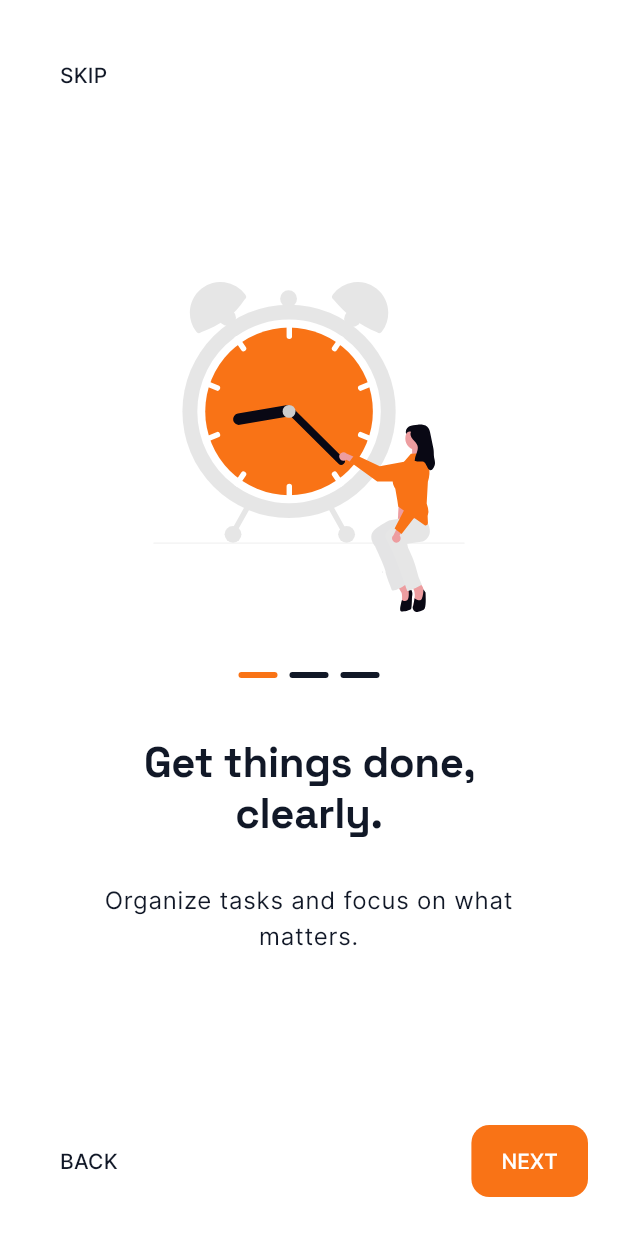
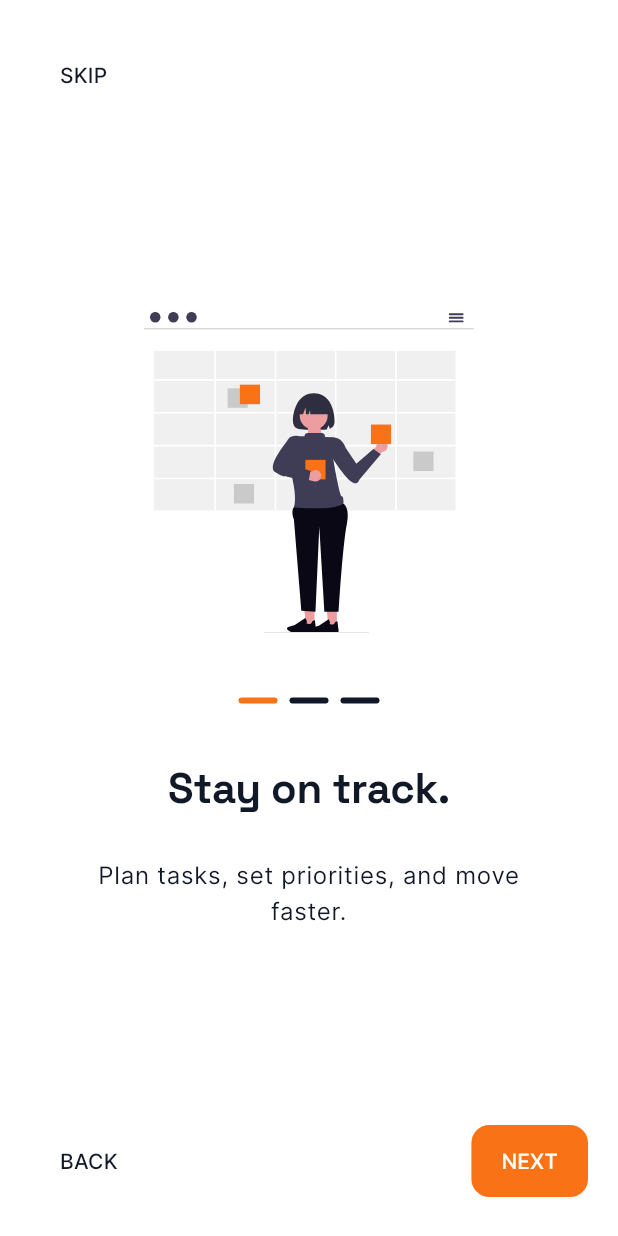
Before and after one commit to timi-okediya/nublr_do, a Flutter app: the screen it shows after launch, on a phone screen of 412 x 824 dp. Run offline on Flutter 3.47's test engine with Material 3 defaults, Android fonts, the phone set to English and light mode, and no system bars; our stand-ins replace flutter_svg.

Commit message:
feat: onboarding two

```diff
--- /dev/null
+++ b/lib/features/onboarding/screens/onboarding_two.dart
@@ -0,0 +1,18 @@
+import 'package:flutter/material.dart';
+import 'package:nublr_do/features/onboarding/widgets/onboarding_widget.dart';
+
+class OnboardingTwo extends StatelessWidget {
+  const OnboardingTwo({super.key});
+  @override
+  Widget build(BuildContext context) {
+    String title = 'Stay on track.';
+    String description = 'Plan tasks, set priorities, and move faster.';
+    String imgLink = 'assets/onboarding/daily_routine.svg';
+
+    return OnboardingWidget(
+      title: title,
+      description: description,
+      imgLink: imgLink,
+    );
+  }
+}
--- a/lib/main.dart
+++ b/lib/main.dart
@@ -1,6 +1,7 @@
 import 'package:flutter/material.dart';
 import 'package:nublr_do/features/onboarding/screens/onboarding_home.dart';
 import 'package:nublr_do/features/onboarding/screens/onboarding_one.dart';
+import 'package:nublr_do/features/onboarding/screens/onboarding_two.dart';
 import 'package:nublr_do/theme/app_theme.dart';
 
 void main() {
@@ -19,7 +20,7 @@ class MyApp extends StatelessWidget {
       theme: AppTheme.light,
       darkTheme: AppTheme.dark,
       themeMode: ThemeMode.light,
-      home: OnboardingOne(),
+      home: OnboardingTwo(),
     );
   }
 }
```
